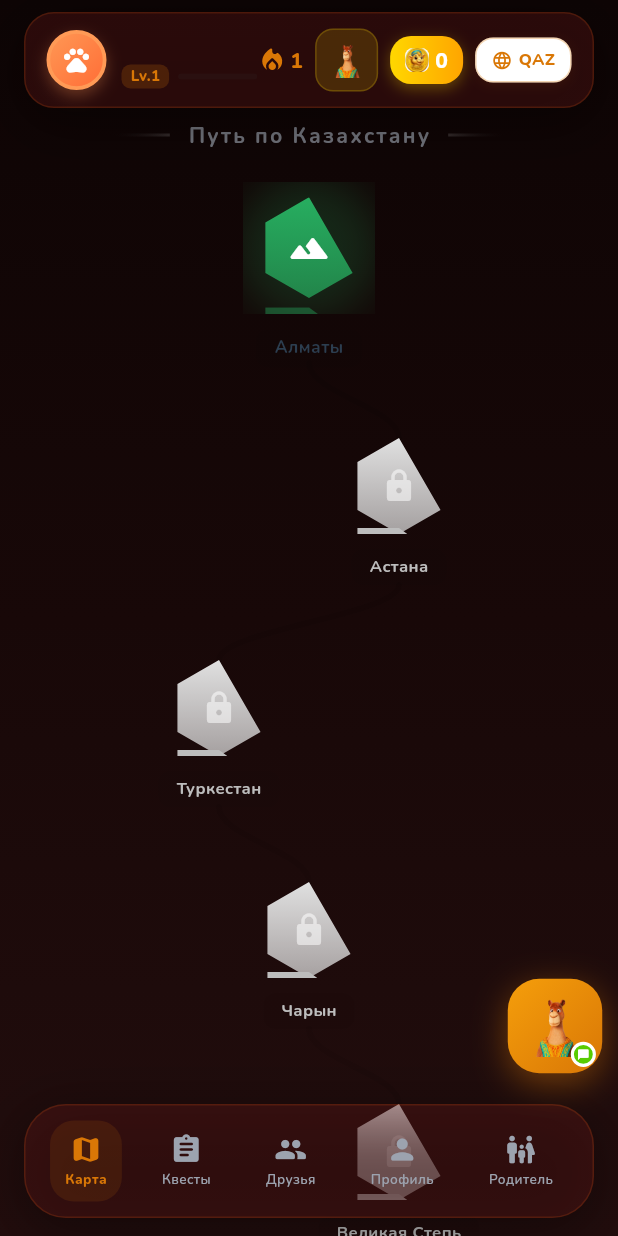
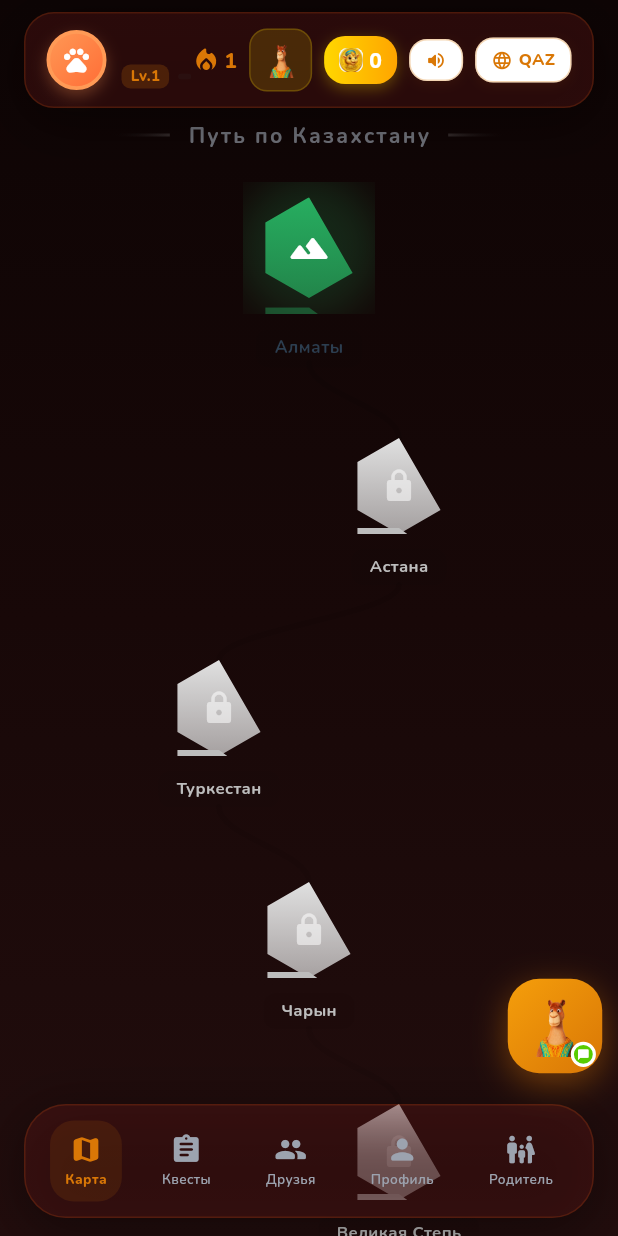
Before and after one commit to Eraly-ml/bota-app, a Flutter app: the MapScreen screen opened directly, on a phone screen of 412 x 824 dp. Run offline on Flutter 3.47's test engine with Material 3 defaults, Android fonts, the phone set to English and light mode, and no system bars; our stand-ins replace flutter_dotenv, flutter_tts, google_fonts, qr_flutter, shared_preferences, speech_to_text and 1 more; missing offline and left inert: model_viewer_plus; accounts and stored records are empty.

Commit message:
Add TTS toggle in chat and map screen

```diff
--- a/lib/providers/game_provider.dart
+++ b/lib/providers/game_provider.dart
@@ -16,6 +16,7 @@ class GameProvider extends ChangeNotifier {
   bool _onboardingComplete = false;
   bool _parentModeActive = false;
   bool _isLoaded = false;
+  bool _isTtsEnabled = true;
   final String _parentPin = '1234';
   DateTime? _sessionStart;
   bool _screenTimeLimitReached = false;
@@ -27,6 +28,7 @@ class GameProvider extends ChangeNotifier {
   bool get parentModeActive => _parentModeActive;
   bool get screenTimeLimitReached => _screenTimeLimitReached;
   bool get isLoaded => _isLoaded;
+  bool get isTtsEnabled => _isTtsEnabled;
 
   String t(String kz, String ru) => _isRussian ? ru : kz;
 
@@ -48,6 +50,7 @@ class GameProvider extends ChangeNotifier {
 
   Future<void> _loadProfile() async {
     final prefs = await SharedPreferences.getInstance();
+    _isTtsEnabled = prefs.getBool('isTtsEnabled') ?? true;
     final profileJson = prefs.getString('child_profile');
     if (profileJson != null) {
       try {
@@ -213,6 +216,13 @@ class GameProvider extends ChangeNotifier {
     _isRussian = !_isRussian;
     LocaleStrings.setLanguage(_isRussian ? 'ru' : 'kk');
     _saveProfile();
+    notifyListeners();
+  }
+
+  Future<void> toggleTts() async {
+    _isTtsEnabled = !_isTtsEnabled;
+    final prefs = await SharedPreferences.getInstance();
+    await prefs.setBool('isTtsEnabled', _isTtsEnabled);
     notifyListeners();
   }
 
--- a/lib/screens/map_screen.dart
+++ b/lib/screens/map_screen.dart
@@ -804,7 +804,30 @@ class _MapScreenState extends State<MapScreen> with TickerProviderStateMixin {
           ),
         ),
         const SizedBox(width: 8),
-
+        GestureDetector(
+          onTap: () => p.toggleTts(),
+          child: Container(
+            padding: const EdgeInsets.symmetric(horizontal: 10, vertical: 6),
+            decoration: BoxDecoration(
+              color: Colors.white,
+              borderRadius: BorderRadius.circular(12),
+              border: Border.all(color: AppColors.primary.withValues(alpha: 0.3)),
+              boxShadow: [
+                BoxShadow(
+                  color: AppColors.primary.withValues(alpha: 0.08),
+                  blurRadius: 6,
+                  offset: const Offset(0, 2),
+                ),
+              ],
+            ),
+            child: Icon(
+              p.isTtsEnabled ? Icons.volume_up_rounded : Icons.volume_off_rounded,
+              size: 14,
+              color: AppColors.primary,
+            ),
+          ),
+        ),
+        const SizedBox(width: 8),
         GestureDetector(
           onTap: () => p.toggleLanguage(),
           child: Container(
--- a/lib/services/voice_service.dart
+++ b/lib/services/voice_service.dart
@@ -1,4 +1,5 @@
 import 'package:flutter_tts/flutter_tts.dart';
+import 'package:shared_preferences/shared_preferences.dart';
 
 /// FlutterTTS-powered voice playback for the KamBot mascot.
 /// Free and works without API keys.
@@ -14,6 +15,10 @@ class VoiceService {
 
   /// Speak `text` aloud.
   static Future<void> speak(String text) async {
+    final prefs = await SharedPreferences.getInstance();
+    final isTtsEnabled = prefs.getBool('isTtsEnabled') ?? true;
+    if (!isTtsEnabled) return;
+
     final clean = _stripEmojis(text);
     if (clean.isEmpty || _lastText == clean || _pending) return;
     _lastText = clean;
```
Also changed, not shown: lib/screens/ai_chat_screen.dart (+16 -0 lines).
